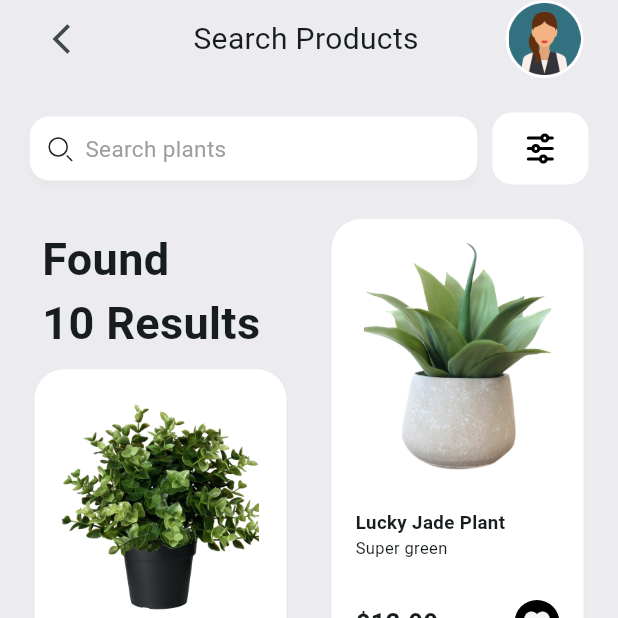
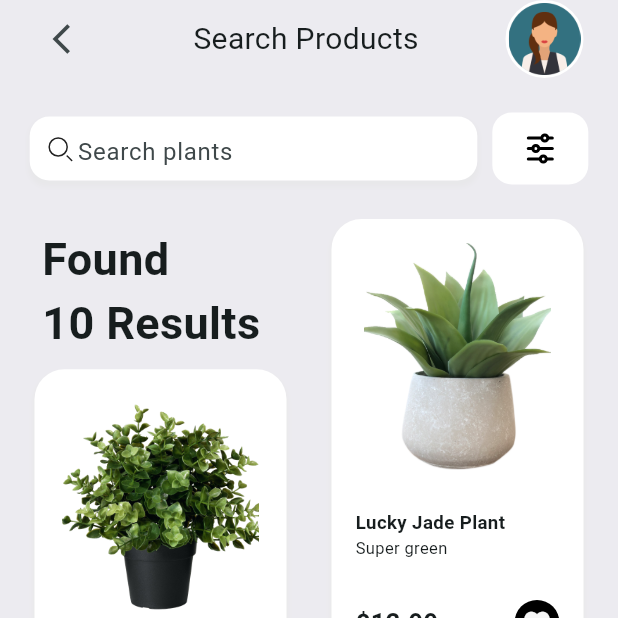
Before and after one commit to mrnpro/ui_challenge, a Flutter app: the SearchScreen screen opened by its route, on a phone screen of 412 x 824 dp, the top half of it. Run offline on Flutter 3.47's test engine with Material 2 defaults, Android fonts, the phone set to English and light mode, and no system bars; our stand-ins replace flutter_screenutil, flutter_svg, go_router, google_fonts, hooks_riverpod.

Commit message:
Update search_screen.dart

```diff
--- a/lib/presentation/screens/SearchScreen/search_screen.dart
+++ b/lib/presentation/screens/SearchScreen/search_screen.dart
@@ -2,6 +2,7 @@ import 'package:flutter/material.dart';
 import 'package:flutter_screenutil/flutter_screenutil.dart';
 import 'package:go_router/go_router.dart';
 import 'package:hooks_riverpod/hooks_riverpod.dart';
+import 'package:plant_app/config/RouterConfig/route_names.dart';
 import 'package:plant_app/config/Theme/text_styles.dart';
 import 'package:plant_app/config/palette.dart';
 import 'package:plant_app/core/constants/assets.dart';
@@ -57,6 +58,9 @@ class _SearchScreenState extends ConsumerState<SearchScreen> {
           return _foundText();
         }
         return PlantItem(
+          onPressed: () {
+            context.push(RouteNames.detailScreen, extra: plantList[index]);
+          },
           plant: plantList[index],
         );
       },
@@ -108,15 +112,17 @@ class _SearchScreenState extends ConsumerState<SearchScreen> {
                     borderRadius: BorderRadius.circular(13),
                     color: Colors.white),
                 child: Padding(
-                  padding: const EdgeInsets.all(8.0),
+                  padding: const EdgeInsets.symmetric(horizontal: 8),
                   child: Row(
+                    crossAxisAlignment: CrossAxisAlignment.center,
                     children: [
                       SvgPicture.asset(Assets.assetsSvgSearchLightIcon),
-                      const SizedBox(
-                        width: 5,
-                      ),
-                      const Text("Search plants",
-                          style: TextStyle(fontSize: 15, color: Colors.grey))
+                      Expanded(
+                          child: TextFormField(
+                        decoration: const InputDecoration(
+                            border: InputBorder.none,
+                            hintText: "Search plants"),
+                      ))
                     ],
                   ),
                 ),
```
